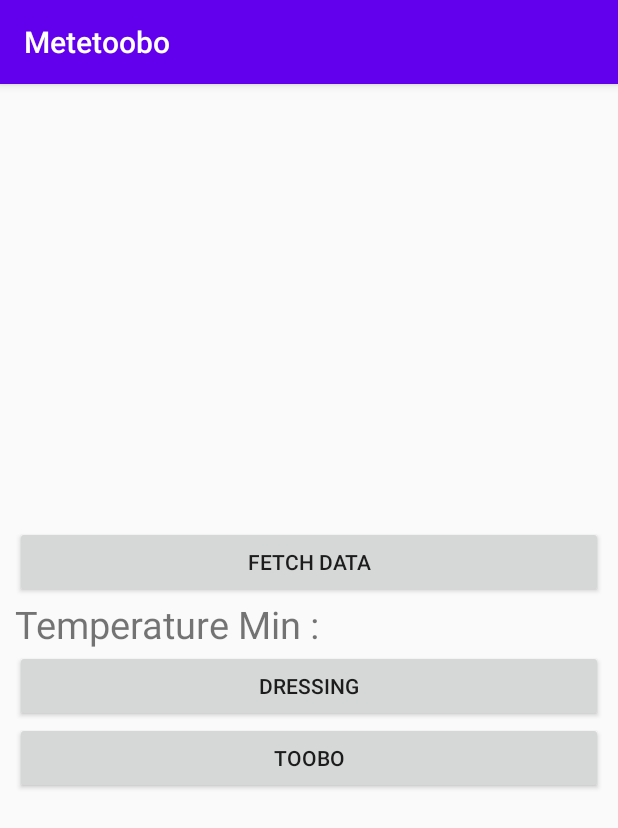
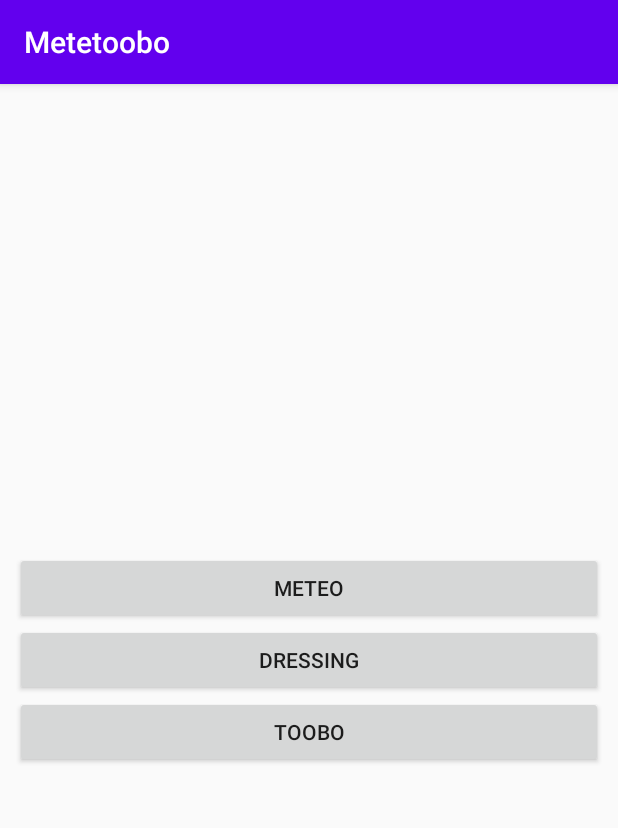
Before and after one commit to LorenzoBOIARDI/MetetooboApp, an Android app: the screen it shows after launch (MainActivity), on a phone screen of 412 x 824 dp. Shown: the top 828 px of the screen. Run offline under Robolectric (Android 15) with nearby library versions, the phone set to English and light mode, and no system bars.

Commit message:
ajout fonction url

```diff
--- a/app/src/main/java/com/example/metetoobo/MainActivity.java
+++ b/app/src/main/java/com/example/metetoobo/MainActivity.java
@@ -7,6 +7,7 @@ import android.os.Bundle;
 import android.text.TextUtils;
 import android.view.View;
 import android.widget.Button;
+import android.widget.EditText;
 import android.widget.TextView;
 import android.widget.Toast;
 
@@ -24,62 +25,22 @@ import java.net.URL;
 
 public class MainActivity extends AppCompatActivity {
 
-        private Button btnFetchData;
 
     @Override
     protected void onCreate(Bundle savedInstanceState) {
         super.onCreate(savedInstanceState);
         setContentView(R.layout.activity_main);
 
-        initView();
     }
 
-    private void initView() {
-        btnFetchData = findViewById(R.id.btn_fetchData);
+    public void toMeteo(View view) {
+        // Do something in response to button
+        Intent intent = new Intent(this, MeteoActivity.class);
+        startActivity(intent);
 
-        btnFetchData.setOnClickListener(view -> {
-            fetchData test = new fetchData();
-            test.runFetch("Rennes");
-        });
     }
 
 
-    class fetchData extends Thread{
-
-        String data = "";
-
-        public void runFetch(String ville) {
-            try {
-                URL url = new URL("https://api.meteo-concept.com/api/forecast/daily?token=3722d305e101385ebbccdecd7a878d85122bbdd79857766fcfbd2dce06650d2c&name=" + ville);
-                HttpURLConnection httpURLConnection = (HttpURLConnection) url.openConnection();
-                InputStream inputStream = httpURLConnection.getInputStream();
-                BufferedReader bufferedReader = new BufferedReader(new InputStreamReader(inputStream));
-                String line;
-
-                while ((line = bufferedReader.readLine()) != null){
-                    data = data + line;
-
-                }
-
-                if (!data.isEmpty()){
-                    JSONObject jsonObject = new JSONObject(data);
-                    JSONArray temperatureMin = jsonObject.getJSONArray("tmin");
-                    String tempMinString = temperatureMin.toString();
-                    TextView textView = findViewById(R.id.text_showTempMin);
-                    textView.setText(tempMinString);
-
-                }
-
-            } catch (MalformedURLException e){
-                e.printStackTrace();
-            } catch (IOException e){
-                e.printStackTrace();
-            } catch (JSONException e) {
-                e.printStackTrace();
-            }
-        }
 
 
-
-    }
 }
--- a/app/src/main/res/layout/activity_main.xml
+++ b/app/src/main/res/layout/activity_main.xml
@@ -12,11 +12,20 @@
     tools:context=".MainActivity">
 
     <Button
+        android:id="@+id/activity_btn_meteo"
+        android:onClick="toMeteo"
+        android:layout_width="match_parent"
+        android:layout_height="wrap_content"
+        android:layout_gravity="center_horizontal"
+        android:text="METEO"/>
+    <!--
+    <Button
         android:id="@+id/btn_fetchData"
         android:layout_width="match_parent"
         android:layout_height="wrap_content"
         android:layout_gravity="center_horizontal"
         android:text="Fetch Data"/>
+
 
     <TextView
         android:id="@+id/text_showTempMin"
@@ -25,6 +34,7 @@
         android:text="Temperature Min :"
         android:textSize="25sp"
         />
+    -->
 
     <Button
         android:id="@+id/activity_btn_dressing"
```
Also changed, not shown: app/src/main/java/com/example/metetoobo/MeteoActivity.java (added, +83 -0 lines), app/src/main/res/layout/activity_meteo.xml (added, +28 -0 lines).
